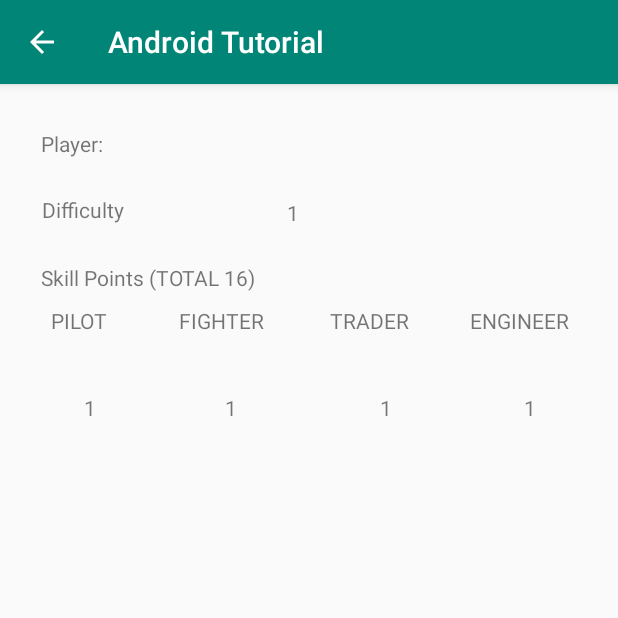
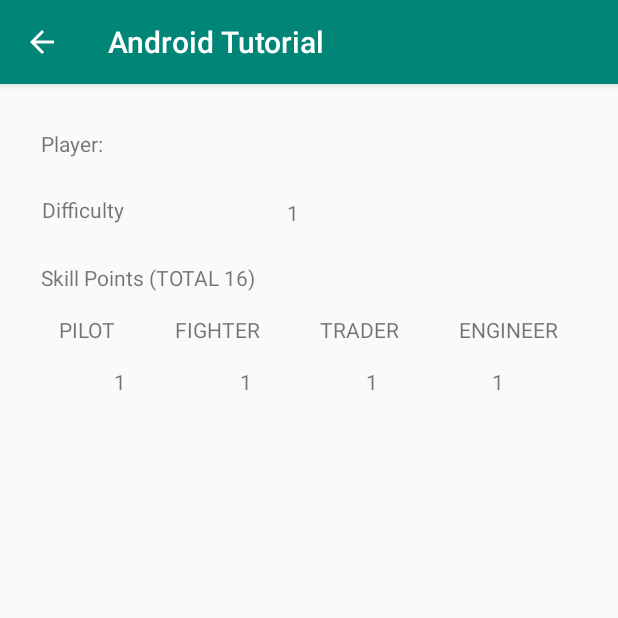
Before and after one commit to seungkwanbaek/SpaceTrader, an Android app: the ShowPlayerActivity screen opened directly, with no data from a screen before it, on a phone screen of 412 x 824 dp, the top half of it. Run offline under Robolectric (Android 15) with nearby library versions, the phone set to English and light mode, and no system bars.

Commit message:
evenly distribute skill names according to screen width

```diff
--- a/app/src/main/res/layout/player_item.xml
+++ b/app/src/main/res/layout/player_item.xml
@@ -11,10 +11,8 @@
         android:layout_width="wrap_content"
         android:layout_height="wrap_content"
         android:layout_alignParentStart="true"
-        android:layout_alignParentLeft="true"
         android:layout_alignParentTop="true"
         android:layout_marginStart="27dp"
-        android:layout_marginLeft="27dp"
         android:layout_marginTop="30dp"
         android:text="Player: " />
 
@@ -23,10 +21,8 @@
         android:layout_width="wrap_content"
         android:layout_height="wrap_content"
         android:layout_alignParentStart="true"
-        android:layout_alignParentLeft="true"
         android:layout_alignParentTop="true"
         android:layout_marginStart="192dp"
-        android:layout_marginLeft="192dp"
         android:layout_marginTop="30dp" />
 
     <TextView
@@ -34,10 +30,8 @@
         android:layout_width="wrap_content"
         android:layout_height="wrap_content"
         android:layout_alignParentStart="true"
-        android:layout_alignParentLeft="true"
         android:layout_alignParentTop="true"
         android:layout_marginStart="28dp"
-        android:layout_marginLeft="28dp"
         android:layout_marginTop="74dp"
         android:text="Difficulty" />
 
@@ -46,10 +40,8 @@
         android:layout_width="wrap_content"
         android:layout_height="wrap_content"
         android:layout_alignParentStart="true"
-        android:layout_alignParentLeft="true"
         android:layout_alignParentTop="true"
         android:layout_marginStart="191dp"
-        android:layout_marginLeft="191dp"
         android:layout_marginTop="76dp"
         android:text="1" />
 
@@ -58,109 +50,117 @@
         android:layout_width="wrap_content"
         android:layout_height="wrap_content"
         android:layout_alignParentStart="true"
-        android:layout_alignParentLeft="true"
         android:layout_alignParentTop="true"
         android:layout_marginStart="27dp"
-        android:layout_marginLeft="27dp"
         android:layout_marginTop="119dp"
         android:text="Skill Points (TOTAL 16)" />
+
+    <LinearLayout
+        android:id="@+id/skill_names"
+        android:layout_width="fill_parent"
+        android:layout_height="wrap_content"
+        android:layout_marginTop="15dp"
+        android:layout_below="@id/show_skillPoints"
+        android:orientation="horizontal">
+
+        <Space
+            android:layout_width="wrap_content"
+            android:layout_height="wrap_content"
+            android:layout_weight="1" />
 
         <TextView
             android:id="@+id/pilot_text"
             android:layout_width="wrap_content"
             android:layout_height="wrap_content"
-        android:layout_alignParentStart="true"
-        android:layout_alignParentLeft="true"
-        android:layout_alignParentTop="true"
-        android:layout_marginStart="34dp"
-        android:layout_marginLeft="34dp"
-        android:layout_marginTop="148dp"
             android:text="PILOT" />
 
-    <TextView
-        android:id="@+id/text_pPoint"
+        <Space
             android:layout_width="wrap_content"
             android:layout_height="wrap_content"
-        android:layout_alignParentStart="true"
-        android:layout_alignParentLeft="true"
-        android:layout_alignParentTop="true"
-        android:layout_marginStart="56dp"
-        android:layout_marginLeft="56dp"
-        android:layout_marginTop="206dp"
-        android:text="1" />
+            android:layout_weight="1" />
 
         <TextView
             android:id="@+id/fighter_text"
             android:layout_width="wrap_content"
             android:layout_height="wrap_content"
-        android:layout_alignParentStart="true"
-        android:layout_alignParentLeft="true"
-        android:layout_alignParentTop="true"
-        android:layout_marginStart="119dp"
-        android:layout_marginLeft="119dp"
-        android:layout_marginTop="148dp"
             android:text="FIGHTER" />
 
-    <TextView
-        android:id="@+id/text_fPoint"
+        <Space
             android:layout_width="wrap_content"
             android:layout_height="wrap_content"
-        android:layout_alignParentStart="true"
-        android:layout_alignParentLeft="true"
-        android:layout_alignParentTop="true"
-        android:layout_marginStart="150dp"
-        android:layout_marginLeft="150dp"
-        android:layout_marginTop="206dp"
-        android:text="1" />
+            android:layout_weight="1" />
 
         <TextView
             android:id="@+id/trader_text"
             android:layout_width="wrap_content"
             android:layout_height="wrap_content"
-        android:layout_alignParentStart="true"
-        android:layout_alignParentLeft="true"
-        android:layout_alignParentTop="true"
-        android:layout_marginStart="220dp"
-        android:layout_marginLeft="220dp"
-        android:layout_marginTop="148dp"
             android:text="TRADER" />
 
-    <TextView
-        android:id="@+id/text_tPoint"
+        <Space
             android:layout_width="wrap_content"
             android:layout_height="wrap_content"
-        android:layout_alignParentStart="true"
-        android:layout_alignParentLeft="true"
-        android:layout_alignParentTop="true"
-        android:layout_marginStart="253dp"
-        android:layout_marginLeft="253dp"
-        android:layout_marginTop="206dp"
-        android:text="1" />
+            android:layout_weight="1" />
 
         <TextView
             android:id="@+id/engineer_text"
             android:layout_width="wrap_content"
             android:layout_height="wrap_content"
-        android:layout_alignParentStart="true"
-        android:layout_alignParentLeft="true"
-        android:layout_alignParentTop="true"
-        android:layout_marginStart="313dp"
-        android:layout_marginLeft="313dp"
-        android:layout_marginTop="148dp"
             android:text="ENGINEER" />
 
+        <Space
+            android:layout_width="wrap_content"
+            android:layout_height="wrap_content"
+            android:layout_weight="1" />
+    </LinearLayout>
+
+    <LinearLayout
+        android:id="@+id/skill_values"
+        android:layout_width="fill_parent"
+        android:layout_height="wrap_content"
+        android:layout_marginTop="15dp"
+        android:layout_below="@id/skill_names"
+        android:orientation="horizontal">
+    <Space
+        android:layout_width="wrap_content"
+        android:layout_height="wrap_content"
+        android:layout_weight="1" />
+    <TextView
+        android:id="@+id/text_pPoint"
+        android:layout_width="wrap_content"
+        android:layout_height="wrap_content"
+        android:text="1" />
+    <Space
+        android:layout_width="wrap_content"
+        android:layout_height="wrap_content"
+        android:layout_weight="1" />
+    <TextView
+        android:id="@+id/text_fPoint"
+        android:layout_width="wrap_content"
+        android:layout_height="wrap_content"
+        android:text="1" />
+    <Space
+        android:layout_width="wrap_content"
+        android:layout_height="wrap_content"
+        android:layout_weight="1" />
+    <TextView
+        android:id="@+id/text_tPoint"
+        android:layout_width="wrap_content"
+        android:layout_height="wrap_content"
+        android:text="1" />
+    <Space
+        android:layout_width="wrap_content"
+        android:layout_height="wrap_content"
+        android:layout_weight="1" />
     <TextView
         android:id="@+id/text_ePoint"
         android:layout_width="wrap_content"
         android:layout_height="wrap_content"
-        android:layout_alignParentStart="true"
-        android:layout_alignParentLeft="true"
-        android:layout_alignParentTop="true"
-        android:layout_marginStart="349dp"
-        android:layout_marginLeft="349dp"
-        android:layout_marginTop="206dp"
         android:text="1" />
-
+    <Space
+        android:layout_width="wrap_content"
+        android:layout_height="wrap_content"
+        android:layout_weight="1" />
+    </LinearLayout>
 
 
 
```
Lines whose indentation alone changed are shown as unchanged.
